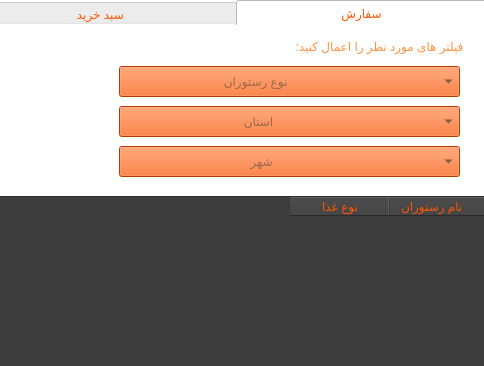
First picture: the form in FOOD/customermainpage.ui, repository pooratho/FOOD, before the edit; both pictures show x 463 to 947 and y 0 to 366 of the 947 by 621 pixel window.
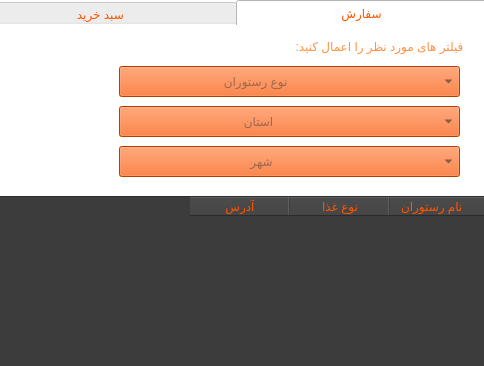
Second picture: the form after the edit. Icons and pictures are not drawn.

What changed in the file:
```diff
--- a/FOOD/customermainpage.ui
+++ b/FOOD/customermainpage.ui
@@ -79,6 +79,11 @@
         <string>نوع غذا</string>
        </property>
       </column>
+      <column>
+       <property name="text">
+        <string>آدرس</string>
+       </property>
+      </column>
      </widget>
      <widget class="QLabel" name="label">
       <property name="geometry">
```
